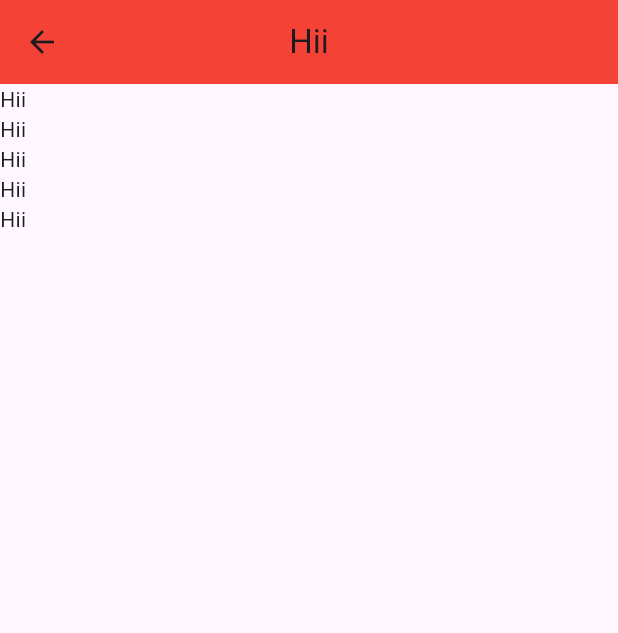
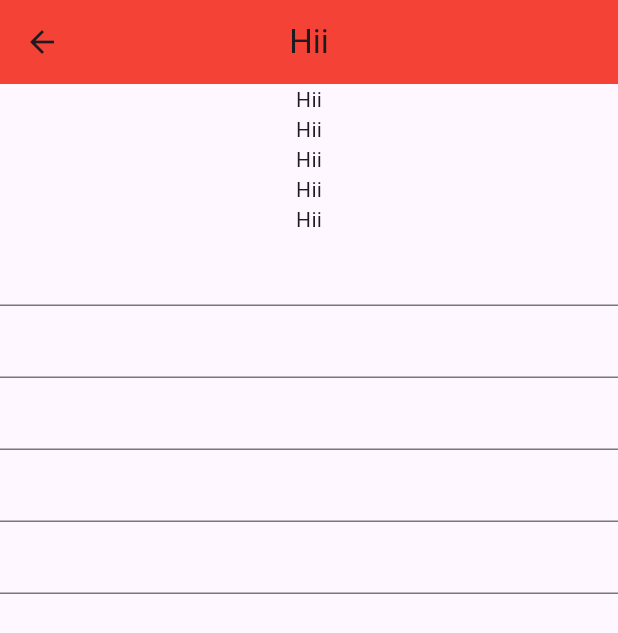
Before and after one commit to priyaanshu26/odoo, a Flutter app: the Hii screen opened directly, on a phone screen of 412 x 824 dp. Shown: the top 633 px of the screen. Run offline on Flutter 3.47's test engine with Material 3 defaults, Android fonts, the phone set to English and light mode, and no system bars.

```diff
--- a/lib/hii.dart
+++ b/lib/hii.dart
@@ -24,6 +24,17 @@ class _HiiState extends State<Hii> {
           Text("Hii"),
           Text("Hii"),
           Text("Hii"),
+          Form(
+              child: Column(
+                children: [
+                  TextFormField(),
+                  TextFormField(),
+                  TextFormField(),
+                  TextFormField(),
+                  TextFormField(),
+                ],
+              )
+          )
         ],
       ),
     );
```
